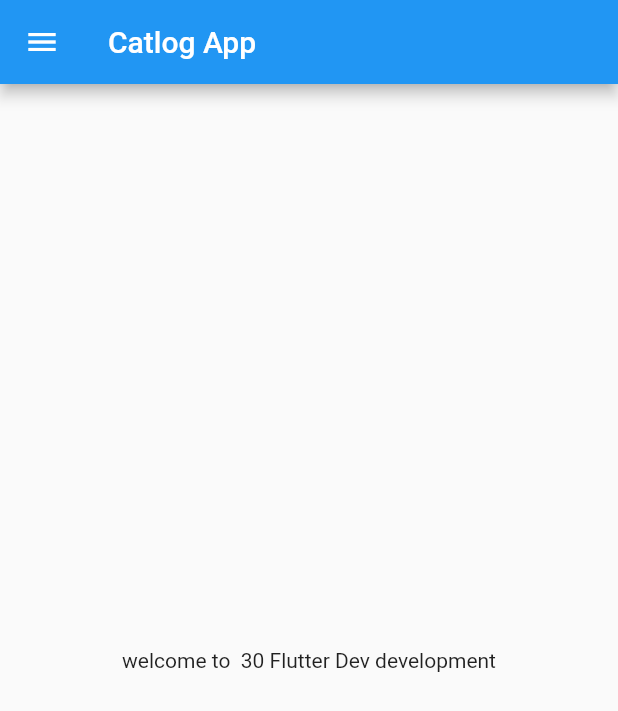
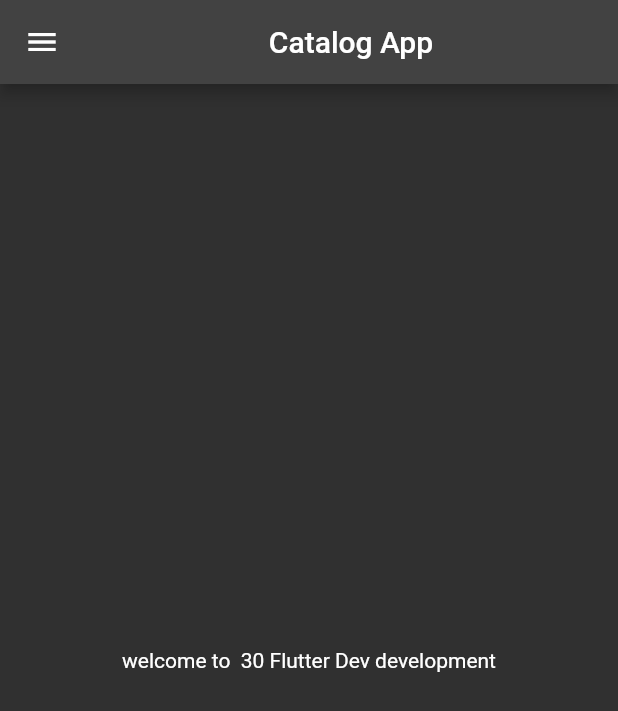
Before and after one commit to shabidkhan18/learnFlutter, a Flutter app: the screen it shows after launch, on a phone screen of 412 x 824 dp. Shown: the top 711 px of the screen. Run offline on Flutter 3.47's test engine with Material 2 defaults, Android fonts, the phone set to English and light mode, and no system bars.

Commit message:
day 3 completed

```diff
--- a/lib/main.dart
+++ b/lib/main.dart
@@ -1,5 +1,5 @@
 import 'package:flutter/material.dart';
-import 'package:tutorials/home_page.dart';
+import 'package:tutorials/screens/home_page.dart';
 
 
 void main(){
@@ -10,8 +10,13 @@ class  MyApp extends StatelessWidget {
   const MyApp({Key? key}) : super(key: key);
   @override
   Widget build(BuildContext context) {
-    return const MaterialApp(
-      home: HomePage(),
+    return MaterialApp(
+      home: const HomePage(),
+      themeMode: ThemeMode.dark,
+      darkTheme: ThemeData(
+        brightness: Brightness.dark,
+      ),
+
     );
   }
 }
--- a/lib/home_page.dart
+++ b/lib/screens/home_page.dart
@@ -9,7 +9,11 @@ class HomePage extends StatelessWidget {
   Widget build(BuildContext context) {
     return Scaffold(
       appBar: AppBar(
-        title: const Text("Catlog App"),
+
+        title: const Center(
+          child: Text("Catalog App"),
+        ),
+
         ),
         body: Center(
           child: Text("welcome to  $days $name development"),
```
